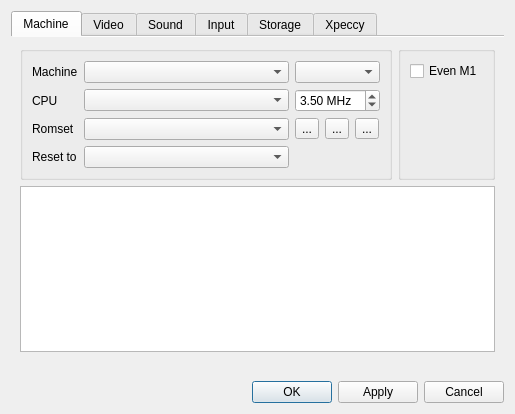
Qt form ui/setupwin.ui (samstyle/Xpeccy) before a commit.
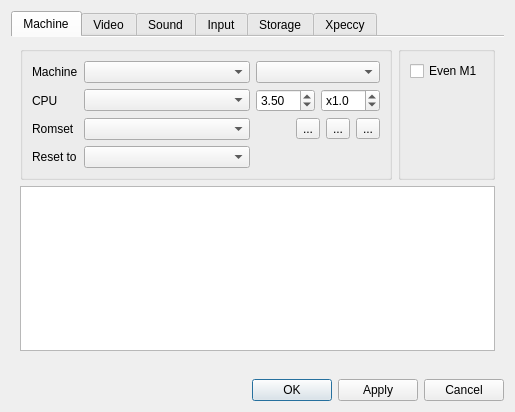
The same form after that commit. Icons and pictures are not drawn. Custom widgets are drawn as their Qt base class.

Commit message: build 20180812 [+] manual cpu freq multiplier setting

Patch:
```diff
--- a/ui/setupwin.ui
+++ b/ui/setupwin.ui
@@ -7,7 +7,7 @@
     <x>0</x>
     <y>0</y>
     <width>505</width>
-    <height>414</height>
+    <height>412</height>
    </rect>
   </property>
   <property name="sizePolicy">
@@ -82,28 +82,6 @@
            <item>
             <widget class="QGroupBox" name="archArchGBox">
              <layout class="QGridLayout" name="gridLayout" columnstretch="0,10,0">
-              <item row="1" column="2">
-               <widget class="QDoubleSpinBox" name="sbFreq">
-                <property name="suffix">
-                 <string> MHz</string>
-                </property>
-                <property name="decimals">
-                 <number>2</number>
-                </property>
-                <property name="minimum">
-                 <double>0.500000000000000</double>
-                </property>
-                <property name="maximum">
-                 <double>14.000000000000000</double>
-                </property>
-                <property name="singleStep">
-                 <double>0.010000000000000</double>
-                </property>
-                <property name="value">
-                 <double>3.500000000000000</double>
-                </property>
-               </widget>
-              </item>
               <item row="3" column="0">
                <widget class="QLabel" name="label_42">
                 <property name="text">
@@ -149,6 +127,19 @@
               </item>
               <item row="2" column="2">
                <layout class="QHBoxLayout" name="horizontalLayout_2">
+                <item>
+                 <spacer name="horizontalSpacer_2">
+                  <property name="orientation">
+                   <enum>Qt::Horizontal</enum>
+                  </property>
+                  <property name="sizeHint" stdset="0">
+                   <size>
+                    <width>40</width>
+                    <height>20</height>
+                   </size>
+                  </property>
+                 </spacer>
+                </item>
                 <item>
                  <widget class="QToolButton" name="addrset">
                   <property name="text">
@@ -197,6 +188,51 @@
               <item row="1" column="1">
                <widget class="QComboBox" name="cbCpu"/>
               </item>
+              <item row="1" column="2">
+               <layout class="QHBoxLayout" name="horizontalLayout_18">
+                <item>
+                 <widget class="QDoubleSpinBox" name="sbFreq">
+                  <property name="decimals">
+                   <number>2</number>
+                  </property>
+                  <property name="minimum">
+                   <double>0.500000000000000</double>
+                  </property>
+                  <property name="maximum">
+                   <double>14.000000000000000</double>
+                  </property>
+                  <property name="singleStep">
+                   <double>0.010000000000000</double>
+                  </property>
+                  <property name="value">
+                   <double>3.500000000000000</double>
+                  </property>
+                 </widget>
+                </item>
+                <item>
+                 <widget class="QDoubleSpinBox" name="sbMult">
+                  <property name="prefix">
+                   <string>x</string>
+                  </property>
+                  <property name="decimals">
+                   <number>1</number>
+                  </property>
+                  <property name="minimum">
+                   <double>0.100000000000000</double>
+                  </property>
+                  <property name="maximum">
+                   <double>8.000000000000000</double>
+                  </property>
+                  <property name="singleStep">
+                   <double>0.100000000000000</double>
+                  </property>
+                  <property name="value">
+                   <double>1.000000000000000</double>
+                  </property>
+                 </widget>
+                </item>
+               </layout>
+              </item>
              </layout>
             </widget>
            </item>
```
The commit also changes 6 other files.
